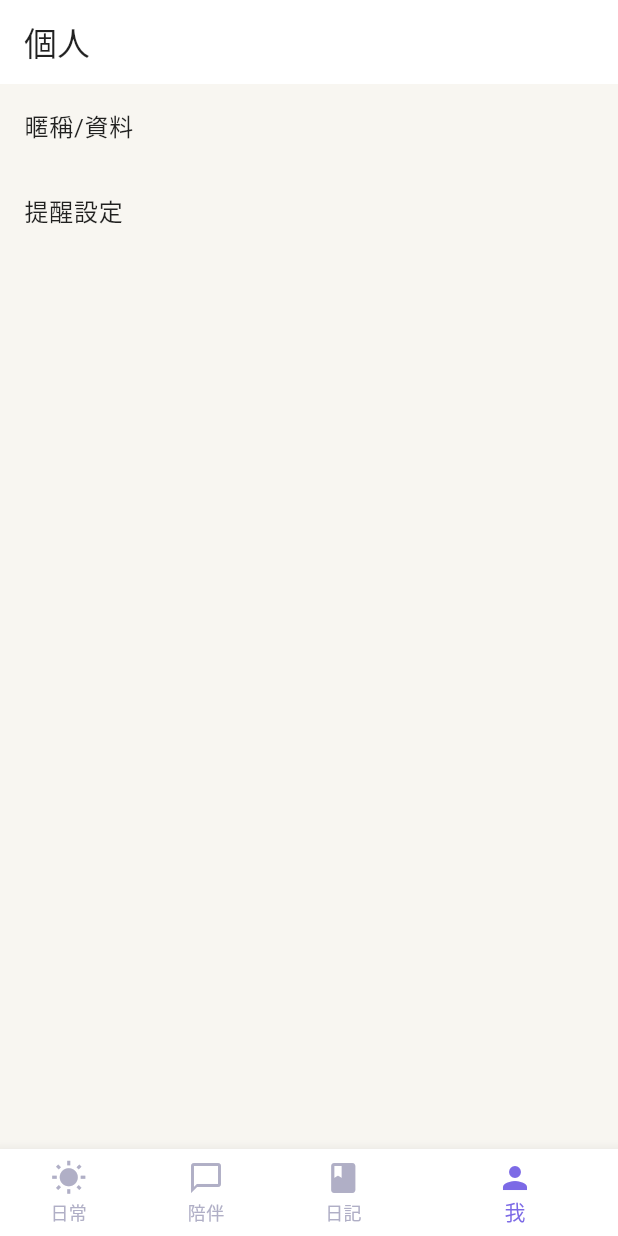
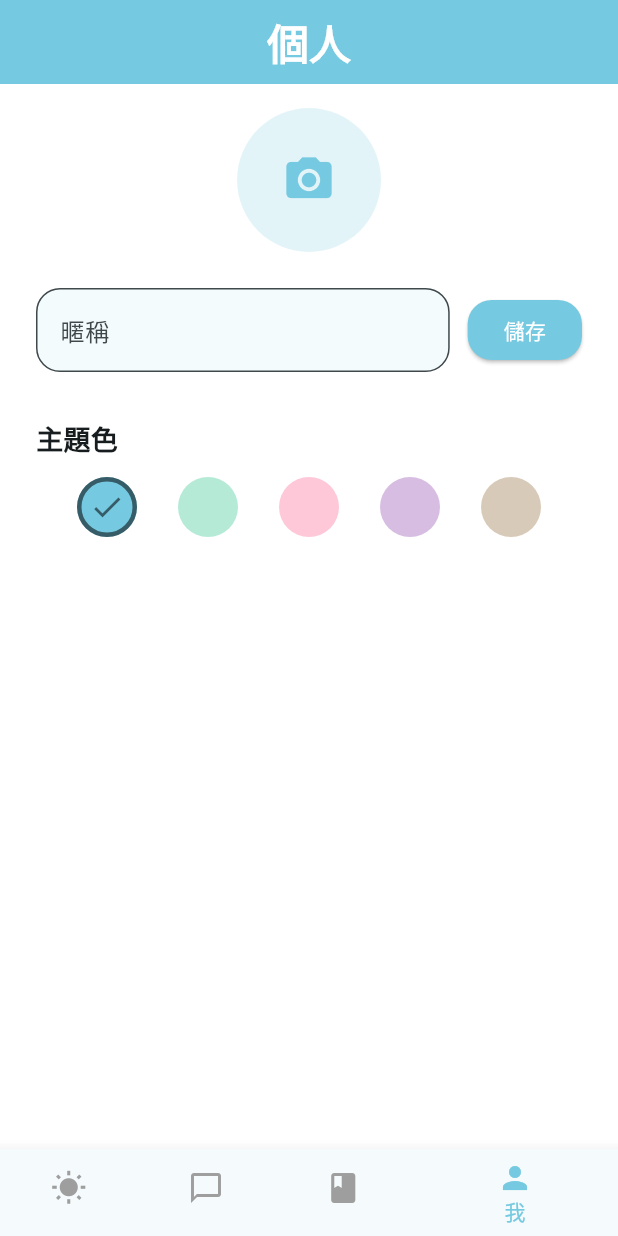
Before and after one commit to kyoangel/Daylight, a Flutter app: the screen it shows after launch, item 4 of the bottom bar chosen, on a phone screen of 412 x 824 dp. Run offline on Flutter 3.47's test engine with Material 3 defaults, Android fonts, the phone set to English and light mode, and no system bars; our stand-ins replace flutter_riverpod, image_picker, shared_preferences.

Commit message:
can change theme, and image picker, but not correctly save image and display

```diff
--- a/lib/app/app.dart
+++ b/lib/app/app.dart
@@ -1,4 +1,7 @@
 import 'package:flutter/material.dart';
+import 'package:flutter_riverpod/flutter_riverpod.dart';
+import '../core/theme/theme_provider.dart';
+import '../core/theme/theme_model.dart';
 import '../features/onboarding/view/onboarding_page.dart';
 import '../features/daily/view/daily_page.dart';
 import '../features/companion/view/companion_page.dart';
@@ -6,36 +9,41 @@ import '../features/diary/view/diary_page.dart';
 import '../features/sos/view/sos_page.dart';
 import '../features/profile/view/profile_page.dart';
 
-class DaylightApp extends StatelessWidget {
+class DaylightApp extends ConsumerWidget {
   const DaylightApp({super.key});
 
   @override
-  Widget build(BuildContext context) {
+  Widget build(BuildContext context, WidgetRef ref) {
+    final appTheme = ref.watch(themeNotifierProvider);
     return MaterialApp(
       title: '一日之光',
       theme: ThemeData(
-        colorScheme: ColorScheme(
-          brightness: Brightness.light,
-          primary: const Color(0xFF7C6AE6), // 柔和紫
-          onPrimary: Colors.white,
-          secondary: const Color(0xFFF6C7B6), // 溫暖米杏
-          onSecondary: Colors.black87,
-          error: Colors.red.shade400,
-          onError: Colors.white,
-          background: const Color(0xFFF8F6F1), // 米白
-          onBackground: Colors.black87,
-          surface: Colors.white,
-          onSurface: Colors.black87,
+        colorScheme: ColorScheme.fromSeed(
+          seedColor: appTheme.color,
+          primary: appTheme.color,
+          secondary: appTheme.color.withOpacity(0.7),
         ),
-        scaffoldBackgroundColor: const Color(0xFFF8F6F1),
+        appBarTheme: AppBarTheme(
+          backgroundColor: appTheme.color,
+          foregroundColor: Colors.white,
+          elevation: 0,
+        ),
+        elevatedButtonTheme: ElevatedButtonThemeData(
+          style: ElevatedButton.styleFrom(
+            backgroundColor: appTheme.color,
+            foregroundColor: Colors.white,
+            shape: RoundedRectangleBorder(borderRadius: BorderRadius.circular(16)),
+          ),
+        ),
+        floatingActionButtonTheme: FloatingActionButtonThemeData(
+          backgroundColor: appTheme.color,
+        ),
+        scaffoldBackgroundColor: Colors.white,
         useMaterial3: true,
-        bottomNavigationBarTheme: const BottomNavigationBarThemeData(
-          backgroundColor: Color(0xFFEDE7F6), // 淡紫灰
-          selectedItemColor: Color(0xFF7C6AE6),
-          unselectedItemColor: Color(0xFFB0AFC6),
-          selectedIconTheme: IconThemeData(color: Color(0xFF7C6AE6)),
-          unselectedIconTheme: IconThemeData(color: Color(0xFFB0AFC6)),
-          showUnselectedLabels: true,
+        bottomNavigationBarTheme: BottomNavigationBarThemeData(
+          backgroundColor: appTheme.color.withOpacity(0.08),
+          selectedItemColor: appTheme.color,
+          unselectedItemColor: Colors.grey,
         ),
       ),
       home: const MainNavigation(),
--- /dev/null
+++ b/lib/core/theme/theme_model.dart
@@ -0,0 +1,17 @@
+import 'package:flutter/material.dart';
+
+class AppTheme {
+  final String name;
+  final String hex;
+  final Color color;
+
+  const AppTheme({required this.name, required this.hex, required this.color});
+}
+
+const List<AppTheme> kAppThemes = [
+  AppTheme(name: '柔藍', hex: '#75C9E0', color: Color(0xFF75C9E0)),
+  AppTheme(name: '柔綠', hex: '#B5EAD7', color: Color(0xFFB5EAD7)),
+  AppTheme(name: '柔粉', hex: '#FEC8D8', color: Color(0xFFFEC8D8)),
+  AppTheme(name: '柔紫', hex: '#D7BDE2', color: Color(0xFFD7BDE2)),
+  AppTheme(name: '卡其', hex: '#D8CAB8', color: Color(0xFFD8CAB8)),
+];
--- a/lib/features/profile/view/profile_page.dart
+++ b/lib/features/profile/view/profile_page.dart
@@ -1,17 +1,118 @@
 import 'package:flutter/material.dart';
+import 'package:flutter_riverpod/flutter_riverpod.dart';
+import '../viewmodel/profile_viewmodel.dart';
+import '../model/user_profile.dart';
+import 'dart:io';
+import 'package:image_picker/image_picker.dart';
+import '../../../core/theme/theme_provider.dart';
+import '../../../core/theme/theme_model.dart';
 
-class ProfilePage extends StatelessWidget {
+class ProfilePage extends ConsumerWidget {
   const ProfilePage({super.key});
 
   @override
-  Widget build(BuildContext context) {
+  Widget build(BuildContext context, WidgetRef ref) {
+    final profile = ref.watch(userProfileViewModelProvider);
+    final vm = ref.read(userProfileViewModelProvider.notifier);
+    final themeNotifier = ref.read(themeNotifierProvider.notifier);
+    final appTheme = ref.watch(themeNotifierProvider);
+    final TextEditingController nicknameController = TextEditingController(text: profile.nickname);
+
     return Scaffold(
-      appBar: AppBar(title: const Text('個人')),
-      body: ListView(
-        children: const [
-          ListTile(title: Text('暱稱/資料')),
-          ListTile(title: Text('提醒設定')),
-        ],
+      backgroundColor: Colors.white,
+      appBar: AppBar(
+        title: const Text('個人', style: TextStyle(fontWeight: FontWeight.bold, fontSize: 28)),
+        backgroundColor: appTheme.color,
+        foregroundColor: Colors.white,
+        elevation: 0,
+        centerTitle: true,
+      ),
+      body: Padding(
+        padding: const EdgeInsets.symmetric(horizontal: 24, vertical: 16),
+        child: Column(
+          crossAxisAlignment: CrossAxisAlignment.center,
+          children: [
+            // 個人照片
+            GestureDetector(
+              onTap: () async {
+                final XFile? image = await ImagePicker().pickImage(source: ImageSource.gallery);
+                if (image != null) {
+                  vm.updateAvatar(image.path);
+                }
+              },
+              child: CircleAvatar(
+                radius: 48,
+                backgroundColor: appTheme.color.withOpacity(0.2),
+                backgroundImage: profile.avatarUrl != null ? FileImage(File(profile.avatarUrl!)) : null,
+                child: profile.avatarUrl == null
+                    ? Icon(Icons.camera_alt, color: appTheme.color, size: 36)
+                    : null,
+              ),
+            ),
+            const SizedBox(height: 24),
+            // 暱稱編輯
+            Row(
+              children: [
+                Expanded(
+                  child: TextField(
+                    controller: nicknameController,
+                    decoration: InputDecoration(
+                      labelText: '暱稱',
+                      border: OutlineInputBorder(borderRadius: BorderRadius.circular(16)),
+                      filled: true,
+                      fillColor: appTheme.color.withOpacity(0.08),
+                    ),
+                  ),
+                ),
+                const SizedBox(width: 12),
+                ElevatedButton(
+                  style: ElevatedButton.styleFrom(
+                    backgroundColor: appTheme.color,
+                    shape: RoundedRectangleBorder(borderRadius: BorderRadius.circular(16)),
+                  ),
+                  onPressed: () {
+                    vm.updateNickname(nicknameController.text);
+                    FocusScope.of(context).unfocus();
+                  },
+                  child: const Text('儲存', style: TextStyle(color: Colors.white)),
+                ),
+              ],
+            ),
+            const SizedBox(height: 32),
+            // 主題色切換
+            Align(
+              alignment: Alignment.centerLeft,
+              child: Text('主題色', style: TextStyle(fontWeight: FontWeight.bold, fontSize: 18)),
+            ),
+            const SizedBox(height: 12),
+            Row(
+              mainAxisAlignment: MainAxisAlignment.spaceEvenly,
+              children: kAppThemes.map((color) {
+                final isSelected = appTheme.hex == color.hex;
+                return GestureDetector(
+                  onTap: () {
+                    themeNotifier.setTheme(color);
+                    vm.updateThemeColor(color.hex);
+                  },
+                  child: Container(
+                    width: 40,
+                    height: 40,
+                    decoration: BoxDecoration(
+                      color: color.color,
+                      shape: BoxShape.circle,
+                      border: isSelected ? Border.all(color: Colors.black54, width: 3) : null,
+                    ),
+                    child: isSelected
+                        ? const Icon(Icons.check, color: Colors.black54)
+                        : null,
+                  ),
+                );
+              }).toList(),
+            ),
+            const SizedBox(height: 32),
+            // 其他設定可擴充...
+          ],
+        ),
       ),
     );
   }
--- a/pubspec.yaml
+++ b/pubspec.yaml
@@ -36,6 +36,8 @@ dependencies:
   cupertino_icons: ^1.0.8
   flutter_hooks: ^0.20.5
   flutter_riverpod: ^2.4.9
+  shared_preferences: ^2.2.2
+  image_picker: ^1.0.7
 
 dev_dependencies:
   flutter_test:
```
Also changed, not shown: lib/core/theme/theme_provider.dart (added, +28 -0 lines), lib/features/profile/model/user_profile.dart (added, +31 -0 lines), lib/features/profile/viewmodel/profile_viewmodel.dart (added, +29 -0 lines), pubspec.lock, 11 other files.
